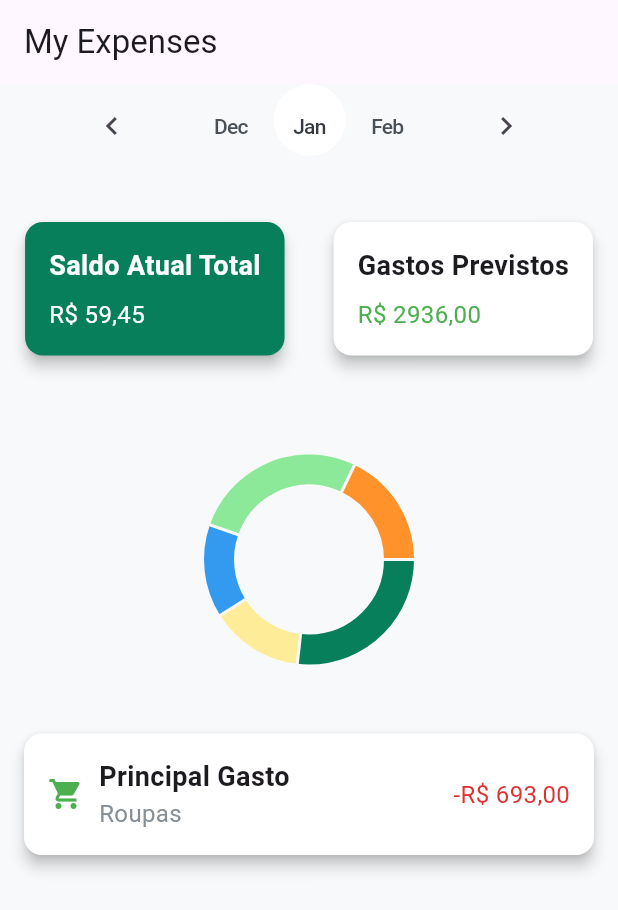
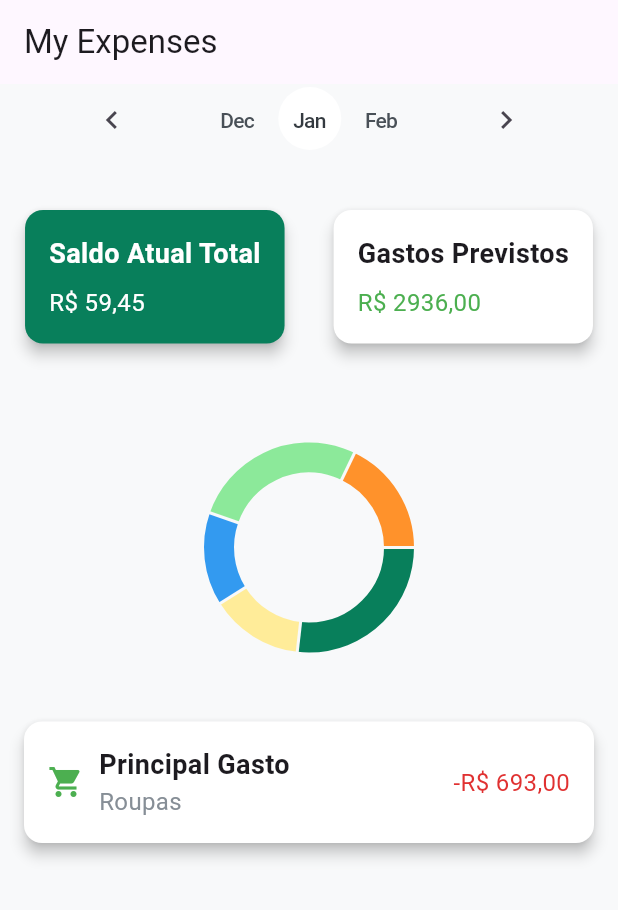
Before and after one commit to PedroHBarion/Money_Flow, a Flutter app: the screen it shows after launch, on a phone screen of 412 x 824 dp. Shown: the top 910 px of the screen. Run offline on Flutter 3.47's test engine with Material 3 defaults, Android fonts, the phone set to English and light mode, and no system bars; drawn by our look-alikes of fl_chart; Roboto replaces fonts that are missing (DM Sans).

Commit message:
Refactor: Correção do estilo de Custom Month Navigation

```diff
--- a/app_money_flow/lib/src/widgets/CustomMonthNavigation.dart
+++ b/app_money_flow/lib/src/widgets/CustomMonthNavigation.dart
@@ -3,7 +3,7 @@ import 'package:flutter/material.dart';
 class CustomMonthNavigation extends StatelessWidget {
   final int currentMonthIndex;
   final List<String> months;
-  final Function(int) onMonthChanged;  // Função de callback para notificar o pai
+  final Function(int) onMonthChanged; // Função de callback para notificar o pai
 
   CustomMonthNavigation({
     required this.currentMonthIndex,
@@ -17,14 +17,20 @@ class CustomMonthNavigation extends StatelessWidget {
     List<String> displayedMonths = [
       months[(currentMonthIndex - 1 + 12) % 12], // Mês anterior
       months[currentMonthIndex], // Mês atual
-      months[(currentMonthIndex + 1) % 12] // Mês seguinte
+      months[(currentMonthIndex + 1) % 12], // Mês seguinte
     ];
+
+    // Ajuste do tamanho da bola (menor que antes)
+    double fontSize = 14;
+    double ballSize = fontSize * 3.0; // Ajuste para bola menor
 
     return Container(
       width: 311, // Largura definida conforme seu CSS
       child: Row(
         mainAxisAlignment: MainAxisAlignment.center,
-        crossAxisAlignment: CrossAxisAlignment.center, // Equivalente ao align-items: center no CSS
+        crossAxisAlignment:
+            CrossAxisAlignment
+                .center, // Equivalente ao align-items: center no CSS
         children: [
           IconButton(
             icon: Icon(Icons.chevron_left),
@@ -44,7 +50,7 @@ class CustomMonthNavigation extends StatelessWidget {
                     displayedMonths[0],
                     style: TextStyle(
                       fontFamily: 'DM Sans',
-                      fontSize: 14,
+                      fontSize: fontSize,
                       fontWeight: FontWeight.w500,
                       color: Color(0xFF495057),
                       letterSpacing: -0.5,
@@ -58,22 +64,24 @@ class CustomMonthNavigation extends StatelessWidget {
                   child: Stack(
                     alignment: Alignment.center,
                     children: [
-                      // Bola branca
+                      // Bola branca ajustada
                       Container(
-                        width: 50.3,
-                        height: 48,
+                        width: ballSize, // Tamanho da bola ajustado
+                        height: ballSize, // Tamanho da bola ajustado
                         decoration: BoxDecoration(
                           shape: BoxShape.circle,
                           color: Colors.white,
                         ),
-                        margin: const EdgeInsets.only(bottom: 8.0),
+                        margin: const EdgeInsets.only(
+                          bottom: 2.0,
+                        ), // Ajuste do alinhamento vertical
                       ),
                       // Texto dentro da bola
                       Text(
                         displayedMonths[1],
                         style: TextStyle(
                           fontFamily: 'DM Sans',
-                          fontSize: 14,
+                          fontSize: fontSize,
                           fontWeight: FontWeight.w500,
                           color: Color(0xFF343A40),
                           letterSpacing: -0.5,
@@ -90,7 +98,7 @@ class CustomMonthNavigation extends StatelessWidget {
                     displayedMonths[2],
                     style: TextStyle(
                       fontFamily: 'DM Sans',
-                      fontSize: 14,
+                      fontSize: fontSize,
                       fontWeight: FontWeight.w500,
                       color: Color(0xFF495057),
                       letterSpacing: -0.5,
```
